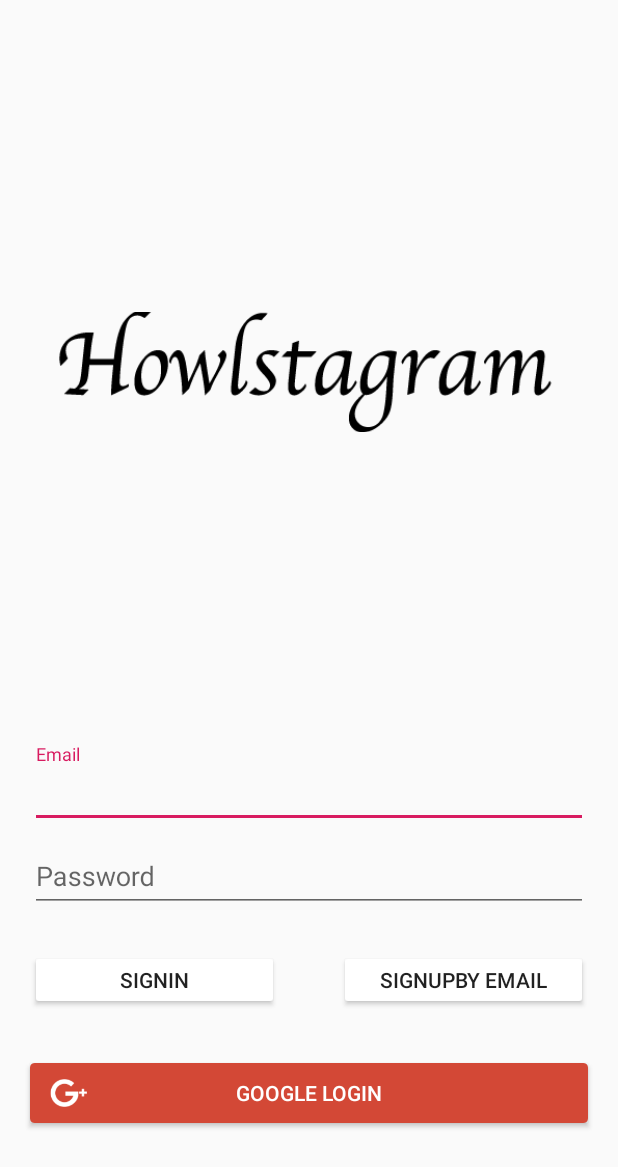
After one commit to Kwonsofia/TicketBook, an Android app: the layout activity_login.xml on its own in the app's theme, with its tools: preview values and no code run, on a phone screen of 412 x 824 dp. The commit adds this screen. Shown: the top 1167 px of the screen. Run offline under Robolectric (Android 15) with nearby library versions, the phone set to English and light mode, and no system bars.

Commit message:
login_join hyemin

```diff
--- a/app/build.gradle
+++ b/app/build.gradle
@@ -34,4 +34,10 @@ dependencies {
     implementation "androidx.recyclerview:recyclerview:1.0.0"
     implementation 'com.google.android.material:material:1.0.0'
     implementation 'com.google.android.material:material:1.2.0-alpha03'
+
+    //login
+    implementation 'com.google.firebase:firebase-analytics:17.5.0'
+    implementation 'com.google.firebase:firebase-auth:19.3.2'
+    implementation 'com.google.android.gms:play-services-auth:18.1.0'
+
 }
--- /dev/null
+++ b/app/src/main/res/layout/activity_login.xml
@@ -0,0 +1,95 @@
+<?xml version="1.0" encoding="utf-8"?>
+<RelativeLayout xmlns:android="http://schemas.android.com/apk/res/android"
+    xmlns:app="http://schemas.android.com/apk/res-auto"
+    xmlns:tools="http://schemas.android.com/tools"
+    android:layout_width="match_parent"
+    android:layout_height="match_parent"
+    tools:context=".LoginActivity">
+
+    <ImageView
+        android:layout_width="match_parent"
+        android:layout_height="wrap_content"
+        android:layout_above="@+id/signin_layout"
+        android:layout_alignParentTop="true"
+        android:src="@drawable/logo_title" />
+
+    <LinearLayout
+        android:id="@+id/signin_layout"
+        android:layout_width="match_parent"
+        android:layout_height="wrap_content"
+        android:layout_alignParentBottom="true"
+        android:layout_marginBottom="40dp"
+        android:orientation="vertical">
+
+        <com.google.android.material.textfield.TextInputLayout
+            android:layout_width="match_parent"
+            android:layout_height="wrap_content"
+            android:layout_marginLeft="20dp"
+            android:layout_marginRight="20dp">
+
+            <EditText
+                android:id="@+id/email_edittext"
+                android:layout_width="match_parent"
+                android:layout_height="wrap_content"
+                android:hint="@string/email" />
+        </com.google.android.material.textfield.TextInputLayout>
+
+        <com.google.android.material.textfield.TextInputLayout
+            android:layout_width="match_parent"
+            android:layout_height="wrap_content"
+            android:layout_marginLeft="20dp"
+            android:layout_marginRight="20dp">
+
+            <EditText
+                android:id="@+id/password_edittext"
+                android:layout_width="match_parent"
+                android:layout_height="wrap_content"
+                android:hint="@string/password"
+                android:inputType="textPassword" />
+        </com.google.android.material.textfield.TextInputLayout>
+
+        <LinearLayout
+            android:layout_width="match_parent"
+            android:layout_height="match_parent"
+            android:layout_marginTop="10dp"
+            android:layout_marginBottom="20dp"
+            android:orientation="horizontal">
+
+            <Button
+                android:id="@+id/email_login_button"
+                android:layout_width="0dp"
+                android:layout_height="40dp"
+                android:layout_marginLeft="20dp"
+                android:layout_marginTop="15dp"
+                android:layout_marginRight="20dp"
+                android:layout_weight="1"
+                android:text="@string/signin_email"
+                android:theme="@style/ButtonStyle" />
+
+            <Button
+                android:id="@+id/email_join_button"
+                android:layout_width="0dp"
+                android:layout_height="40dp"
+                android:layout_marginLeft="20dp"
+                android:layout_marginTop="15dp"
+                android:layout_marginRight="20dp"
+                android:layout_weight="1"
+                android:text="@string/join_email"
+                android:theme="@style/ButtonStyle" />
+
+        </LinearLayout>
+
+        <Button
+            android:id="@+id/google_sign"
+            android:layout_width="match_parent"
+            android:layout_height="40dp"
+            android:layout_marginLeft="20dp"
+            android:layout_marginTop="15dp"
+            android:layout_marginRight="20dp"
+            android:layout_marginBottom="35dp"
+            android:background="@drawable/btn_signin_google"
+            android:text="@string/signin_google"
+            android:textColor="@color/colorWhite" />
+
+    </LinearLayout>
+</RelativeLayout>
--- a/app/src/main/res/values/colors.xml
+++ b/app/src/main/res/values/colors.xml
@@ -5,4 +5,6 @@
     <color name="colorAccent">#D81B60</color>
     <color name="colorMenu">#F3F3F3</color>
     <color name="colorMenu2">#AFAAAA</color>
+
+    <color name="colorWhite">#FFFFFF</color>
 </resources>
--- a/app/src/main/res/values/strings.xml
+++ b/app/src/main/res/values/strings.xml
@@ -2,4 +2,10 @@
     <string name="app_name">TicketBook</string>
     <string name="navigation_drawer_open">Open navigation drawer</string>
     <string name="navigation_drawer_close">Close navigation drawer</string>
+
+    <string name="email">Email</string>
+    <string name="password">Password</string>
+    <string name="signin_email">Signin</string>
+    <string name="join_email">Signupby email</string>
+    <string name="signin_google">Google login</string>
 </resources>
--- a/app/src/main/res/values/styles.xml
+++ b/app/src/main/res/values/styles.xml
@@ -7,8 +7,8 @@
         <item name="colorPrimaryDark">@color/colorPrimaryDark</item>
         <item name="colorAccent">@color/colorAccent</item>
 
-
-
     </style>
-
+    <style name="ButtonStyle" parent="Widget.AppCompat.Button.Colored">
+        <item name="colorButtonNormal">@color/colorWhite</item>
+    </style>
 </resources>
```
Also changed, not shown: app/src/main/java/com/example/ledger2/LoginActivity.java (added, +177 -0 lines), app/src/main/res/drawable-hdpi/btn_signin_google.png (added), app/src/main/res/drawable-hdpi/logo_title.png (added).
